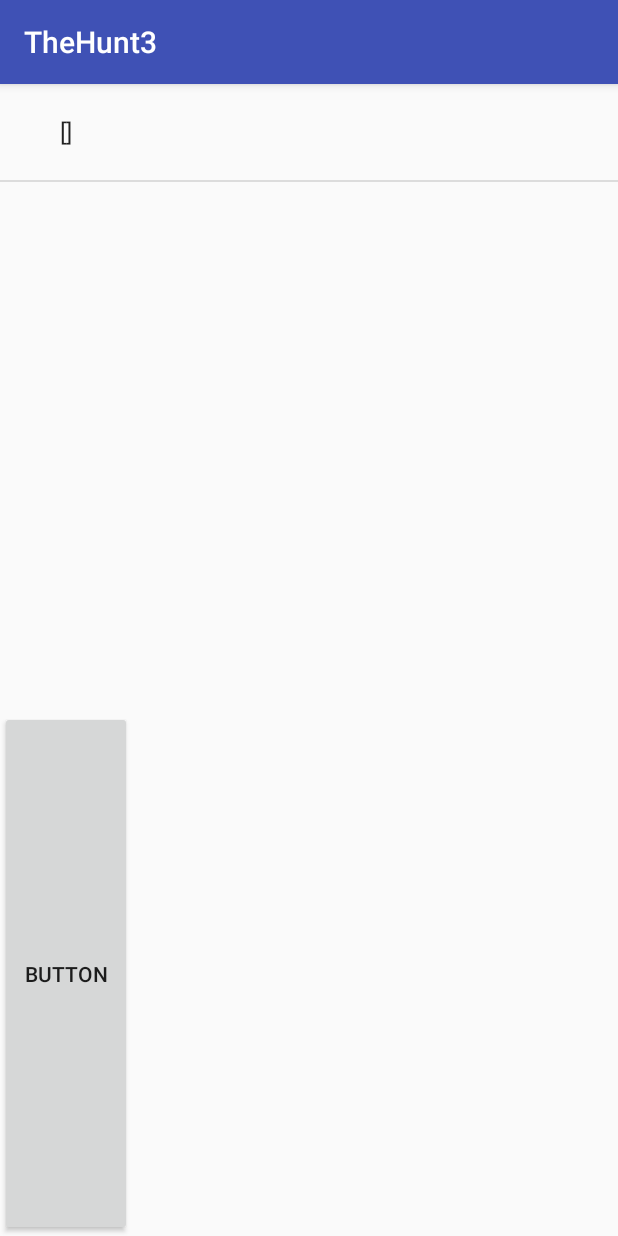
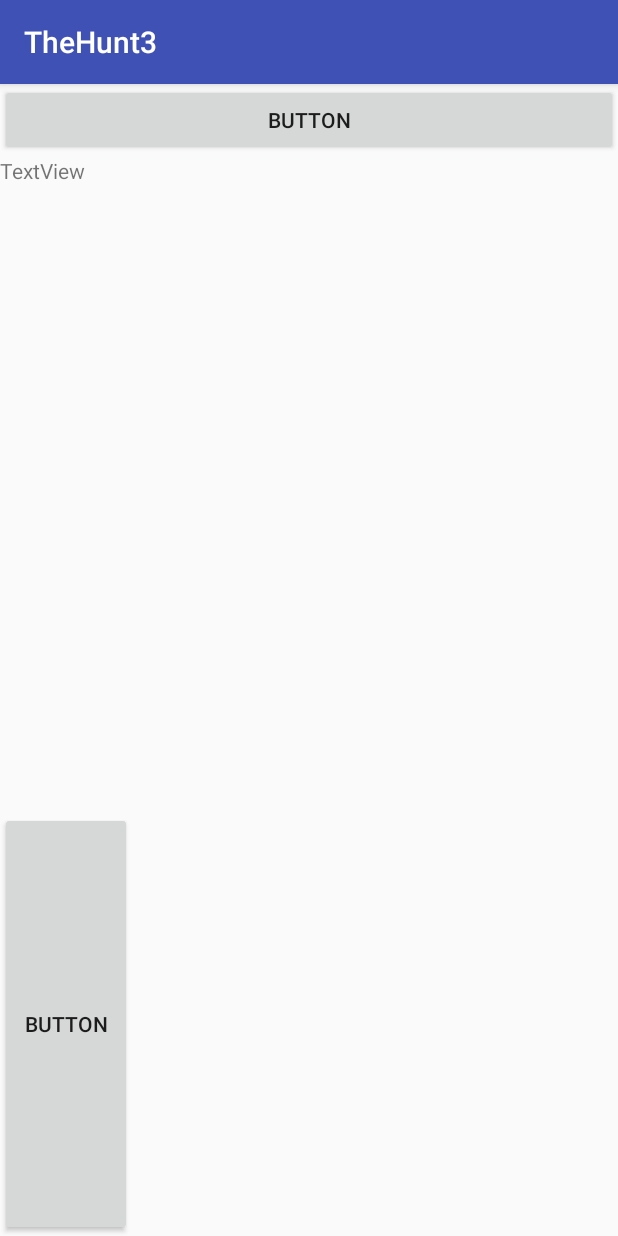
Before and after one commit to glynnja/TheHunt, an Android app: the Easy screen opened directly, with no data from a screen before it, after a tap on "FINISH CREATING HUNT", on a phone screen of 412 x 824 dp. Run offline under Robolectric (Android 15) with nearby library versions, the phone set to English and light mode, and no system bars; 1 other tap on this screen came first.

Commit message:
arraylist close to being done

```diff
--- a/app/src/main/java/com/example/jacksonglynn/thehunt3/Easy.java
+++ b/app/src/main/java/com/example/jacksonglynn/thehunt3/Easy.java
@@ -25,7 +25,13 @@ import java.util.List;
  **************************************************************************************************/
 public class Easy extends ScavengerHunt {
    // ArrayAdapter<String> m_adapter;
+ //  ArrayList<List> m_listItems = new ArrayList<List>();
+
     ArrayList<String> m_listItems = new ArrayList<String>();
+//    public ArrayList<String> getM_listItems(){
+//        return m_listItems;
+//    }
+
     ArrayList<String> clone = new ArrayList<>();
     /*Creates the buttons on the main screen */
     Button add, finish, back;
@@ -34,7 +40,7 @@ public class Easy extends ScavengerHunt {
     ListView list;
 
     /*Creates the Text shown in the xml*/
-    private TextView clue, pic;
+    private TextView clue, pic, test;
 
 
     /***********************************************************************************************
@@ -43,7 +49,7 @@ public class Easy extends ScavengerHunt {
      *@param savedInstanceState - creates the xml layout
      **********************************************************************************************/
     @Override
-    public void onCreate(Bundle savedInstanceState) {
+    public void onCreate(final Bundle savedInstanceState) {
         super.onCreate(savedInstanceState);
         setContentView(R.layout.easy_screen);
 
@@ -52,6 +58,7 @@ public class Easy extends ScavengerHunt {
 
         //creates the text pic and links it to the correct text box in the xml
         pic = (TextView) findViewById(R.id.pic);
+        test = (TextView) findViewById(R.id.test);
 
         enter = (EditText) findViewById(R.id.enter);
 
@@ -100,10 +107,13 @@ public class Easy extends ScavengerHunt {
              **************************************************************************************/
             @Override
             public void onClick(View v) {
+                //m_listItems.add(enter.gettoString());
                 m_listItems.add(enter.getText().toString());
                 adpt.setNotifyOnChange(true);
                 list.setAdapter(adpt);
-                clone.addAll(m_listItems);
+                test.setText(m_listItems.toString());
+                test.setMovementMethod(new ScrollingMovementMethod());
+                //clone.add(enter.getText().toString());
 //                Intent intent = new Intent (m_listItems.add(enter.getText().toString()));
               //  m_listItems.add(new String(input));
               //  m_adapter.notifyDataSetChanged();
@@ -127,9 +137,15 @@ public class Easy extends ScavengerHunt {
              **************************************************************************************/
             @Override
             public void onClick(View v) {
+                m_listItems.addAll(clone);
                 //ArrayList<String> clone = new ArrayList<>();
-                clone.addAll(m_listItems);
-                Intent intent = new Intent(getApplicationContext(), FinishedEasy.class);
+                //clone.addAll(m_listItems);
+               // savedInstanceState.getStringArrayList(m_listItems.toString());
+                Intent intent = new Intent(Easy.this, FinishedEasy.class);
+//                for(int i =0; i < m_listItems.size();i++) {
+//                    intent.putExtra(m_listItems.set(i, m_listItems.toString()), m_listItems);
+//                }
+               // Intent intent = new Intent(getApplicationContext(), FinishedEasy.class);
                 startActivity(intent);
             }
         });
--- a/app/src/main/java/com/example/jacksonglynn/thehunt3/FinishedEasy.java
+++ b/app/src/main/java/com/example/jacksonglynn/thehunt3/FinishedEasy.java
@@ -7,6 +7,7 @@ package com.example.jacksonglynn.thehunt3;
 import android.app.Activity;
 import android.os.Bundle;
 import android.text.method.ScrollingMovementMethod;
+import android.widget.AdapterView;
 import android.widget.ArrayAdapter;
 import android.widget.EditText;
 import android.widget.ListView;
@@ -20,19 +21,36 @@ import java.util.Collections;
 import java.util.List;
 
 public class FinishedEasy extends Easy {
-   // ArrayList<String> clone = Easy.clone;
-    //ArrayList<String> cloned = new ArrayList<String>(clone);
+    //private ArrayList m_listItems = Easy.m_listItems;
+   // ArrayList<String> cloned = new ArrayList<String>();
+   // ArrayList<String> cloned = new ArrayList<String>();
     ListView hunt;
-    Button back;
+    private TextView textView;
+    Button back, load;
 
     @Override
     public void onCreate(Bundle savedInstanceState) {
         super.onCreate(savedInstanceState);
         setContentView(R.layout.easy_hunt);
 
+//        Bundle b = getIntent().getExtras();
+//
+//        if(b!=null) {
+//            ArrayList<String> clone = (ArrayList<String>) b.getStringArrayList(m_listItems.toString());
+//            textView.setText(clone.toString());
+//            textView.setMovementMethod(new ScrollingMovementMethod());
+//        }
+           // System.out.println(arr);
+
         hunt = (ListView) findViewById(R.id.hunt);
         back = (Button) findViewById(R.id.back);
+        load = (Button) findViewById(R.id.load);
+        textView = (TextView) findViewById(R.id.textView);
 
+       // m_listItems.addAll(m_listItems);
+
+//        textView.setText(m_listItems.toString());
+//        textView.setMovementMethod(new ScrollingMovementMethod());
 //        public static List<Easy> cloneList(List<Easy>, m_listItems){
 //            List<Easy> clone = new ArrayList<Easy>(m_listItems.size());
 //            for (Easy item : m_listItems) clone.add(item.clone());
@@ -44,23 +62,77 @@ public class FinishedEasy extends Easy {
         //m_listItems = getIntent().getStringArrayListExtra;
        // clone.add(enter.getText().toString());
       //  adpt.setNotifyOnChange(true);
-        clone.add(m_listItems.toString());
-        clone.toString();
-        m_listItems.add(list.toString());
+
+//        hunt.equals(list.toString());
+//        m_listItems.add(enter.getText().toString());
+       // clone.add(m_listItems.toString());
+//        clone.toString();
+//        m_listItems.add(list.toString());
+//        list.getCheckedItemCount();
+
        //  clone.addAll(m_listItems);
 
         // m_listItems.add(enter.getText().toString());
        // clone.addAll(m_listItems);
 
         final ArrayAdapter<String> adpt = new ArrayAdapter<String>(this,
-                android.R.layout.simple_expandable_list_item_1, clone);
-        // android.R.layout.simple_list_item_multiple_choice, m_listItems);
+               // android.R.layout.simple_expandable_list_item_1, m_listItems);
+         android.R.layout.simple_list_item_multiple_choice, m_listItems);
        // m_listItems.add(Easy.class.getName(list).toString());
+      //  m_listItems.add(list.toString());
+      //  adpt.setNotifyOnChange(true);
         hunt.setAdapter(adpt);
         hunt.setChoiceMode(ListView.CHOICE_MODE_MULTIPLE);
-        m_listItems.add(list.toString());
-        adpt.setNotifyOnChange(true);
-      //  hunt.setAdapter(adpt);
+
+        /*******************************************************************************************
+         * Creates the button listener for add. This tells the buttons what to do when it is
+         * clicked.
+         ******************************************************************************************/
+        load.setOnClickListener(new View.OnClickListener() {
+
+
+            /***************************************************************************************
+             * tells the back button to go back to the easy class
+             *
+             * @param v - the button when clicked
+             **************************************************************************************/
+            @Override
+            public void onClick(View v) {
+                //for(int i=0; i<m_listItems.indexOf(i); i++) {
+                    //clone.addAll(m_listItems);
+                    //hunt.addTouchables(list.toString());
+
+                    textView.setText(m_listItems.toString());
+                    textView.setMovementMethod(new ScrollingMovementMethod());
+
+//                Bundle b = getIntent().getExtras();
+//
+//                if(b!=null) {
+//                    ArrayList<String> clone = (ArrayList<String>) b.getStringArrayList(m_listItems.toString());
+//                    textView.setText(clone.toString());
+//                    textView.setMovementMethod(new ScrollingMovementMethod());
+//                }
+               // }
+                //hunt.equals(list);
+              //  m_listItems.add();
+                ;
+               // m_listItems.add(enter.getText().toString());
+               // adpt.setNotifyOnChange(true);
+               // hunt.setAdapter(adpt);
+                //clone.addAll(m_listItems);
+//                Intent intent = new Intent (m_listItems.add(enter.getText().toString()));
+                //  m_listItems.add(new String(input));
+                //  m_adapter.notifyDataSetChanged();
+                // Intent intent = new Intent(getApplicationContext(), Camera.class);
+                // startActivity(intent);
+            }
+        });
+//        hunt.equals(list.toString());
+//        m_listItems.add(enter.getText().toString());
+       // public void onStart()
+//        m_listItems.add(list.toString());
+       // adpt.setNotifyOnChange(true);
+       // hunt.setAdapter(adpt);
 
         back.setOnClickListener(new View.OnClickListener() {
 
--- a/app/src/main/res/layout/easy_hunt.xml
+++ b/app/src/main/res/layout/easy_hunt.xml
@@ -4,10 +4,24 @@
     android:layout_height="match_parent"
     android:orientation="vertical">
 
+    <Button
+        android:text="Button"
+        android:layout_width="match_parent"
+        android:layout_height="wrap_content"
+        android:id="@+id/load" />
+
+    <TextView
+        android:text="TextView"
+        android:layout_width="match_parent"
+        android:layout_height="wrap_content"
+        android:id="@+id/textView" />
+
     <ListView
         android:layout_width="match_parent"
         android:layout_height="418dp"
+
         android:id="@+id/hunt" />
+
 
     <Button
         android:text="Button"
--- a/app/src/main/res/layout/easy_screen.xml
+++ b/app/src/main/res/layout/easy_screen.xml
@@ -49,6 +49,13 @@
         android:id="@+id/back"
         android:layout_weight="0.08" />
 
+    <TextView
+        android:text="TextView"
+        android:layout_width="match_parent"
+        android:layout_height="wrap_content"
+        android:id="@+id/test"
+        android:layout_weight="0.03" />
+
     <ListView
         android:layout_width="match_parent"
         android:layout_height="235dp"
```
